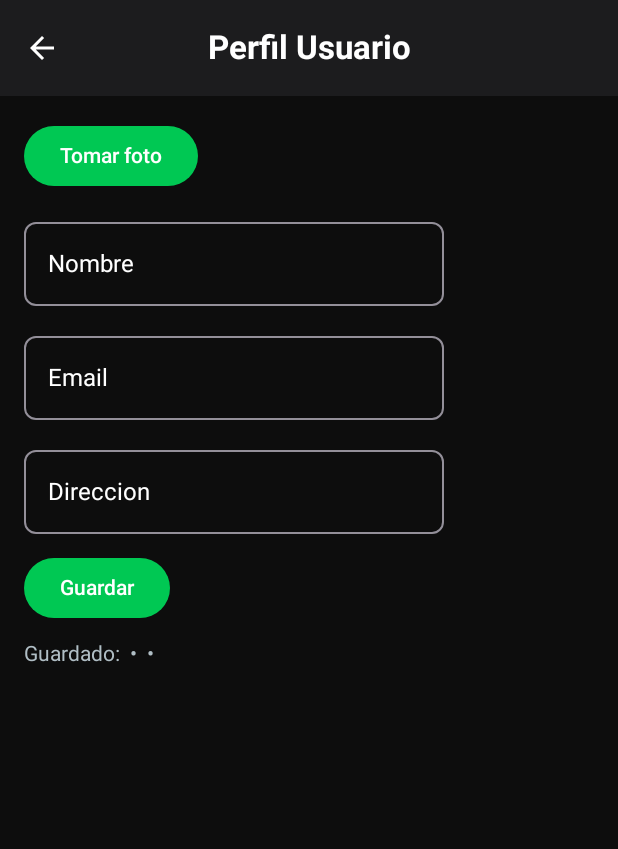
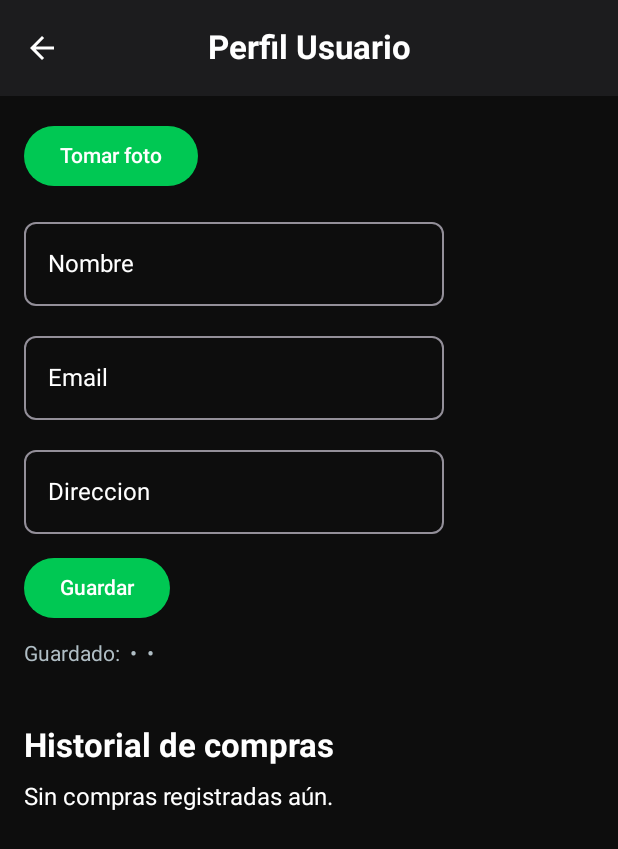
Before and after one commit to joralbornoz/LevelUpApp, an Android app built with Jetpack Compose: the ProfileScreen screen opened through its navigation route, on a phone screen of 412 x 824 dp. Shown: the top 849 px of the screen. Run offline under Robolectric (Android 15) with nearby library versions, the phone set to English and light mode, and no system bars.

```diff
--- a/app/src/main/java/com/levelup/data/DatosUsuario.kt
+++ b/app/src/main/java/com/levelup/data/DatosUsuario.kt
@@ -14,6 +14,8 @@ object Keys {
     val EMAIL_USUARIO = stringPreferencesKey("email_usuario")
     val DIRECCION_USUARIO = stringPreferencesKey("direccion_usuario")
     val CARRITO_IDS = stringPreferencesKey("carrito_ids")
+
+    val ORDENES = stringPreferencesKey("ordenes_csv")
 }
 
 class DatosUsuario(private val context: Context) {
@@ -22,6 +24,8 @@ class DatosUsuario(private val context: Context) {
     val emailUsuario: Flow<String> = context.dataStore.data.map { it[Keys.EMAIL_USUARIO] ?: "" }
     val direccionUsuario: Flow<String> = context.dataStore.data.map { it[Keys.DIRECCION_USUARIO] ?: "" }
     val carritoIds: Flow<String> = context.dataStore.data.map { it[Keys.CARRITO_IDS] ?: "" }
+
+    val ordenesCsv: Flow<String> = context.dataStore.data.map { it[Keys.ORDENES] ?: "" }
 
     suspend fun guardarUsuario(nombreUsuario: String, emailUsuario: String, direccionUsuario: String = "") {
         context.dataStore.edit {
@@ -34,4 +38,11 @@ class DatosUsuario(private val context: Context) {
     suspend fun guardarCarrito(idsCsv: String) {
         context.dataStore.edit { it[Keys.CARRITO_IDS] = idsCsv }
     }
+    suspend fun agregarOrden(linea: String) {
+        context.dataStore.edit { prefs ->
+            val actual = prefs[Keys.ORDENES] ?: ""
+            val nuevo = if (actual.isBlank()) linea else "$actual||$linea"
+            prefs[Keys.ORDENES] = nuevo
+        }
+    }
 }
--- a/app/src/main/java/com/levelup/ui/screens/PerfilScreen.kt
+++ b/app/src/main/java/com/levelup/ui/screens/PerfilScreen.kt
@@ -5,6 +5,7 @@ import androidx.activity.compose.rememberLauncherForActivityResult
 import androidx.activity.result.contract.ActivityResultContracts
 import androidx.compose.foundation.Image
 import androidx.compose.foundation.layout.*
+import androidx.compose.foundation.rememberScrollState
 import androidx.compose.material3.*
 import androidx.compose.runtime.*
 import androidx.compose.ui.Modifier
@@ -14,6 +15,8 @@ import androidx.lifecycle.viewmodel.compose.viewModel
 import com.levelup.ui.viewmodel.AppViewModel
 import androidx.compose.material.icons.Icons
 import androidx.compose.material.icons.filled.ArrowBack
+import androidx.compose.foundation.verticalScroll
+
 @OptIn(ExperimentalMaterial3Api::class)
 @Composable
 fun ProfileScreen(onBack: () -> Unit) {
@@ -37,11 +40,25 @@ fun ProfileScreen(onBack: () -> Unit) {
             navigationIcon = { IconButton(onClick = onBack){ Icon(Icons.Default.ArrowBack, "Volver") } }
         )
     }) { inner ->
-        Column(Modifier.padding(inner).padding(16.dp),
-            verticalArrangement = Arrangement.spacedBy(12.dp)) {
-            photo?.let { Image(it.asImageBitmap(),
-                contentDescription = null,
-                modifier = Modifier.size(120.dp)) }
+        val scrollState = rememberScrollState()
+
+        Column(
+            Modifier
+                .padding(inner)
+                .fillMaxSize()
+                .verticalScroll(scrollState)
+                .imePadding()
+                .padding(16.dp),
+            verticalArrangement = Arrangement.spacedBy(12.dp)
+        ) {
+            // --- FOTO DE PERFIL ---
+            photo?.let {
+                Image(
+                    it.asImageBitmap(),
+                    contentDescription = null,
+                    modifier = Modifier.size(120.dp)
+                )
+            }
             Button(onClick = { cameraLauncher.launch(null) }) { Text("Tomar foto") }
 
             OutlinedTextField(
@@ -65,6 +82,37 @@ fun ProfileScreen(onBack: () -> Unit) {
             Text(
                 "Guardado: $nombreUsuario • $emailUsuario • $editarDireccion",
                 style = MaterialTheme.typography.bodyMedium)
+
+            HistorialDeCompras(vm)
         }
     }
 }
+@Composable
+fun HistorialDeCompras(vm: AppViewModel = viewModel()) {
+    val csv by vm.ordenesCsv.collectAsState()
+    val ordenes = remember(csv) {
+        if (csv.isBlank()) emptyList()
+        else csv.split("||").filter { it.isNotBlank() }
+    }
+
+    Spacer(Modifier.height(16.dp))
+    Text("Historial de compras", style = MaterialTheme.typography.titleLarge)
+
+    if (ordenes.isEmpty()) {
+        Text("Sin compras registradas aún.")
+    } else {
+        ordenes.forEach { linea ->
+
+            val partes = linea.split(";")
+            val fechaMs = partes.getOrNull(0)?.toLongOrNull() ?: 0L
+            val cant = partes.getOrNull(1) ?: "0"
+            val sub = partes.getOrNull(2) ?: "0"
+            val tot = partes.getOrNull(3) ?: "0"
+
+            val fecha = java.text.SimpleDateFormat("dd-MM-yyyy HH:mm")
+                .format(java.util.Date(fechaMs))
+
+            Text("• $fecha — $cant item(s) — Subtotal $sub — Total $tot")
+        }
+    }
+}
```
Also changed, not shown: app/src/main/java/com/levelup/ui/screens/CarritoScreen.kt (+11 -5 lines), app/src/main/java/com/levelup/ui/screens/ProductosScreen.kt (+5 -2 lines), app/src/main/java/com/levelup/ui/viewmodel/AppViewModel.kt (+17 -4 lines).
